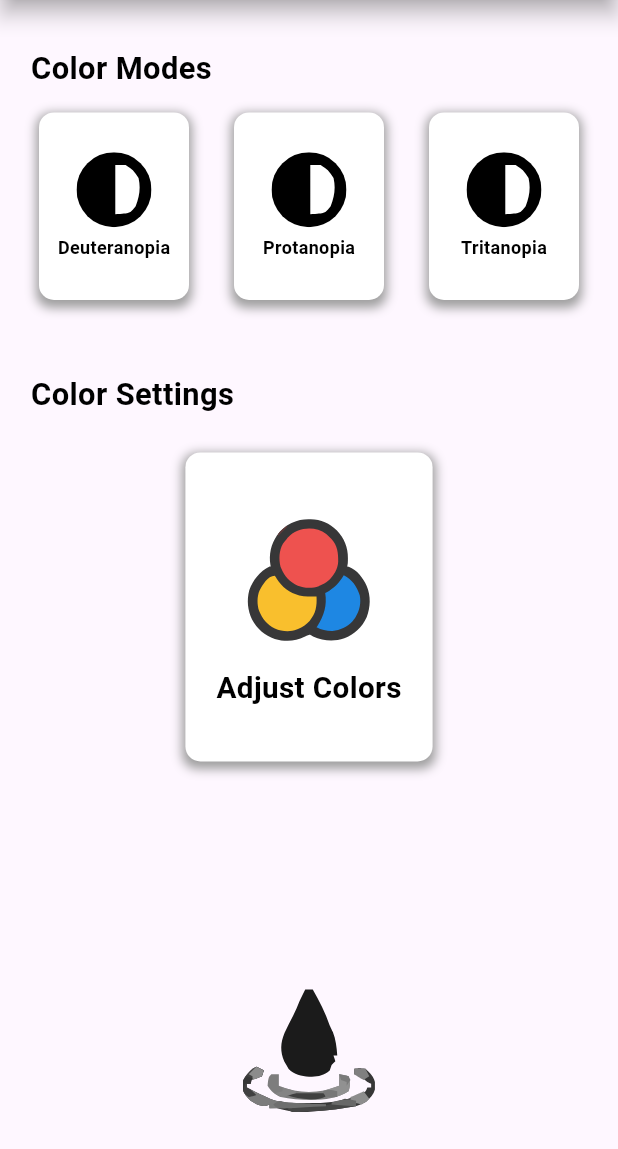
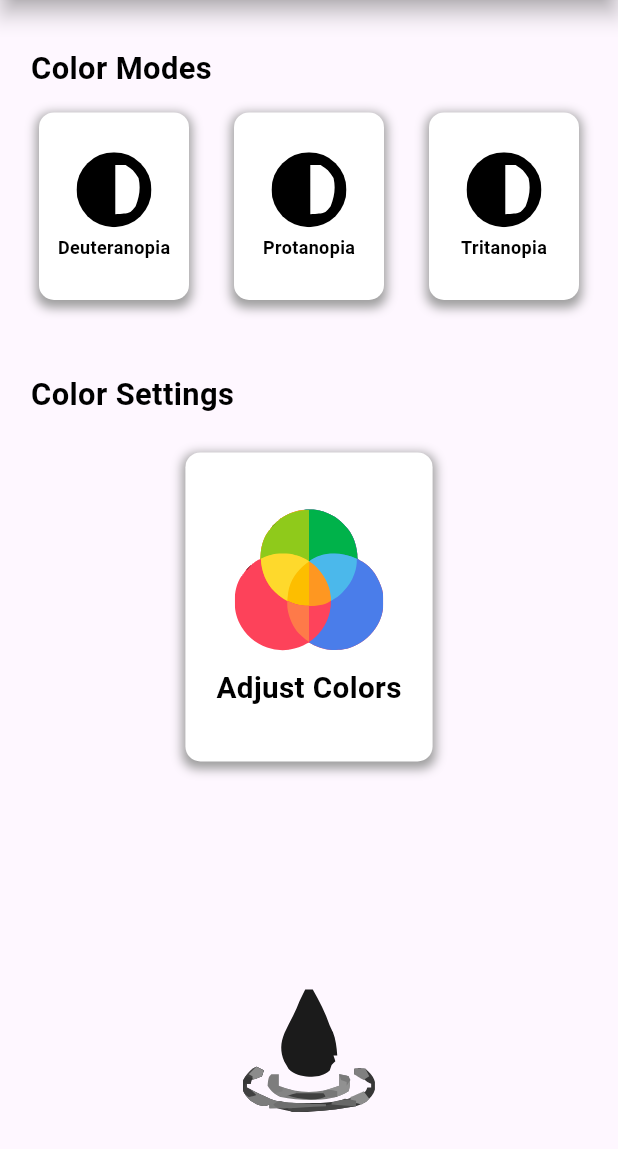
Before and after one commit to luisobumani/Thesis-Project_Omnitrics-Application, a Flutter app: the screen it shows once a user with an empty profile is signed in, on a phone screen of 412 x 824 dp, the part 87-1236 px from its top. Run offline on Flutter 3.47's test engine with Material 3 defaults, Android fonts, the light colour scheme and no system bars; our stand-ins replace camera, cloud_firestore, dots_indicator, firebase_auth, firebase_core, flutter_svg and 3 more; missing offline and left inert: gallery_saver_plus; accounts and stored records are empty.

Commit message:
0903_UPDATE - DELOS SANTOS

```diff
--- a/omnitrics_thesis/lib/home/Widget/adjustcolorWidget.dart
+++ b/omnitrics_thesis/lib/home/Widget/adjustcolorWidget.dart
@@ -43,7 +43,7 @@ Center adjustColorTiles(BuildContext context) {
                 mainAxisAlignment: MainAxisAlignment.center,
                 children: [
                   SvgPicture.asset(
-                    'assets/icons/adjustcolor.svg',
+                    'assets/icons/adjust_color.svg',
                     width: iconSize,
                     height: iconSize,
                   ),
```
Also changed, not shown: omnitrics_thesis/assets/icons/adjust_color.svg (added), omnitrics_thesis/assets/icons/adjustcolor.svg (deleted).
